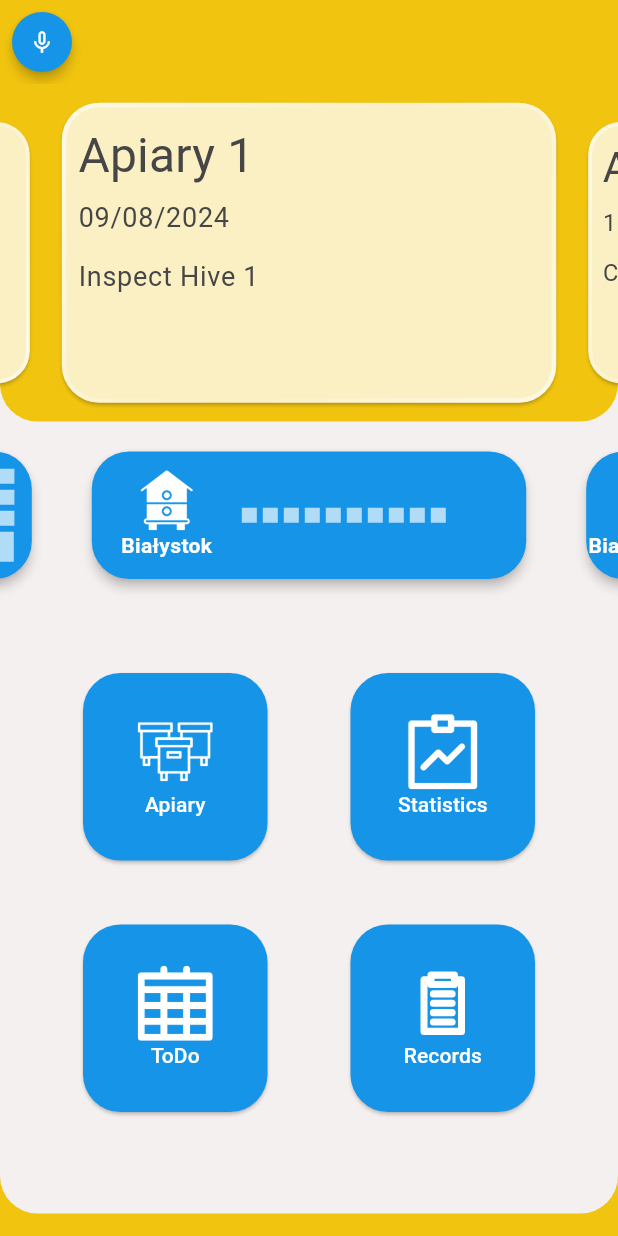
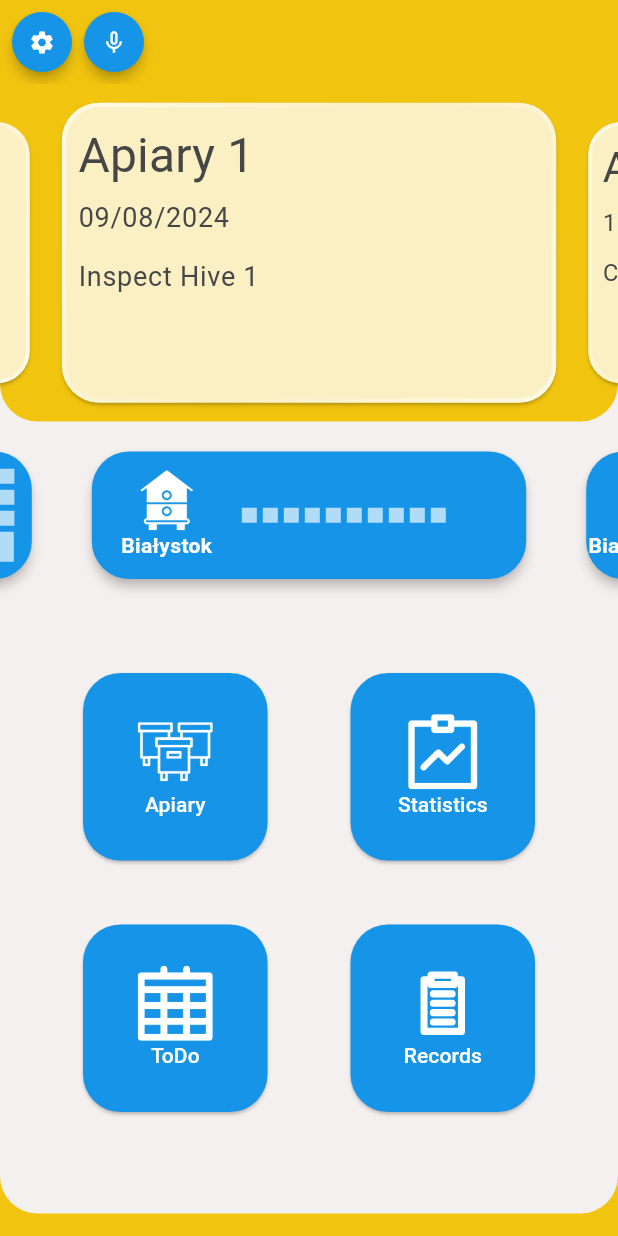
Before and after one commit to Kam-Tom/hive_note, a Flutter app: the screen it shows after launch, on a phone screen of 412 x 824 dp. Run offline on Flutter 3.47's test engine with Material 3 defaults, Android fonts, the light colour scheme and no system bars; drawn by our look-alikes of carousel_slider; our stand-ins replace flutter_svg, google_fonts, gradient_borders.

Commit message:
Add navigation to Dashboard and appBar

```diff
--- a/lib/navigation/presentation/pages/dashboard.dart
+++ b/lib/navigation/presentation/pages/dashboard.dart
@@ -5,6 +5,10 @@ import 'package:hive_note/core/configs/assets/app_vectors.dart';
 import 'package:hive_note/core/configs/theme/app_colors.dart';
 import 'package:hive_note/navigation/models/hive.dart';
 import 'package:hive_note/navigation/models/todo.dart';
+import 'package:hive_note/navigation/presentation/pages/apiary.dart';
+import 'package:hive_note/navigation/presentation/pages/calendar.dart';
+import 'package:hive_note/navigation/presentation/pages/records.dart';
+import 'package:hive_note/navigation/presentation/pages/statistics.dart';
 import 'package:hive_note/navigation/presentation/widgets/inspection_card.dart';
 import 'package:hive_note/navigation/presentation/widgets/menu_button.dart';
 import 'package:hive_note/navigation/presentation/widgets/todo_card.dart';
@@ -109,14 +113,14 @@ class DashboardPage extends StatelessWidget {
           children: [
             _buildMenuButtonRow(
               buttons: [
-                _buildMenuButton(AppVectors.apiary, 'Apiary'),
-                _buildMenuButton(AppVectors.statistics, 'Statistics'),
+                _buildMenuButton(AppVectors.apiary, 'Apiary', const ApiaryPage()),
+                _buildMenuButton(AppVectors.statistics, 'Statistics', const StatisticsPage()),
               ],
             ),
             _buildMenuButtonRow(
               buttons: [
-                _buildMenuButton(AppVectors.calendar, 'ToDo'),
-                _buildMenuButton(AppVectors.note, 'Records'),
+                _buildMenuButton(AppVectors.calendar, 'ToDo', const CalendarPage()),
+                _buildMenuButton(AppVectors.note, 'Records', const RecordsPage()),
               ],
             ),
           ],
@@ -132,11 +136,14 @@ class DashboardPage extends StatelessWidget {
     );
   }
 
-  Widget _buildMenuButton(String asset, String label) {
+  Widget _buildMenuButton(String asset, String label, Widget newPage) {
     return MenuButton(
-      onPressed: () {},
+      newPage: newPage,
       icon: SvgPicture.asset(asset, width: 50),
       text: Text(label),
+
     );
   }
+
+
 }
--- a/lib/navigation/presentation/widgets/menu_button.dart
+++ b/lib/navigation/presentation/widgets/menu_button.dart
@@ -2,17 +2,26 @@ import 'package:flutter/material.dart';
 import 'package:hive_note/core/configs/theme/app_colors.dart';
 
 class MenuButton extends StatelessWidget {
-  final Function onPressed;
+  final Widget newPage;
   final Widget icon;
   final Widget text;
 
-  const MenuButton({super.key, required this.onPressed, required this.icon, required this.text});
-
+  const MenuButton(
+      {super.key,
+      required this.newPage,
+      required this.icon,
+      required this.text});
 
   @override
   Widget build(BuildContext context) {
     return ElevatedButton(
-      onPressed: () {},
+      onPressed: () =>
+      {
+        Navigator.push(
+          context,
+          MaterialPageRoute(builder: (context) => newPage),
+        )
+      },
       style: ElevatedButton.styleFrom(
         backgroundColor: AppColors.secondary,
         foregroundColor: AppColors.white,
@@ -20,10 +29,9 @@ class MenuButton extends StatelessWidget {
           borderRadius: BorderRadius.circular(25),
         ),
       ),
-      child: Container(
+      child: SizedBox(
         width: 75,
         height: 125,
-
         child: Column(
           mainAxisAlignment: MainAxisAlignment.center,
           children: [
@@ -34,5 +42,4 @@ class MenuButton extends StatelessWidget {
       ),
     );
   }
-
 }
--- a/lib/shared/presentation/widgets/custom_app_bar.dart
+++ b/lib/shared/presentation/widgets/custom_app_bar.dart
@@ -1,12 +1,20 @@
 import 'package:flutter/material.dart';
 import 'package:hive_note/core/configs/theme/app_colors.dart';
+import 'package:hive_note/navigation/presentation/pages/settings.dart';
 
-class CustomAppBar extends AppBar {
+class CustomAppBar extends StatelessWidget implements PreferredSizeWidget {
   final bool isRound;
   final bool isFirstScreen;
 
-  CustomAppBar({super.key, this.isRound = true, this.isFirstScreen = false})
-      : super(
+  const CustomAppBar(
+      {super.key, this.isRound = true, this.isFirstScreen = false});
+
+  @override
+  Size get preferredSize => const Size.fromHeight(kToolbarHeight);
+
+  @override
+  Widget build(BuildContext context) {
+    return AppBar(
       backgroundColor: AppColors.primary,
       surfaceTintColor: AppColors.primary,
       shape: isRound
@@ -17,14 +25,25 @@ class CustomAppBar extends AppBar {
             )
           : null,
       titleSpacing: 4,
+      automaticallyImplyLeading: false,
       title: Row(
         mainAxisAlignment: MainAxisAlignment.start,
         children: [
-              if(!isFirstScreen) _buildCustomButton(Icons.arrow_back, () {}),
+          if (!isFirstScreen)
+            _buildCustomButton(Icons.arrow_back, () => Navigator.pop(context)),
+          if (isFirstScreen)
+            _buildCustomButton(
+                Icons.settings,
+                () => Navigator.push(
+                      context,
+                      MaterialPageRoute(
+                          builder: (context) => const SettingsPage()),
+                    )),
           _buildCustomButton(Icons.mic_none, () {}),
         ],
       ),
     );
+  }
 
   static Widget _buildCustomButton(IconData icon, VoidCallback onPressed) {
     return Padding(
@@ -37,7 +56,8 @@ class CustomAppBar extends AppBar {
             padding: EdgeInsets.zero,
             shape: const CircleBorder(),
             backgroundColor: AppColors.secondary,
-              elevation: 3
+            foregroundColor: AppColors.white,
+            elevation: 3,
           ),
           onPressed: onPressed,
           child: Icon(
```
Also changed, not shown: lib/navigation/presentation/pages/apiary.dart (added, +16 -0 lines), lib/navigation/presentation/pages/calendar.dart (added, +16 -0 lines), lib/navigation/presentation/pages/records.dart (added, +21 -0 lines), lib/navigation/presentation/pages/settings.dart (added, +16 -0 lines), lib/navigation/presentation/pages/statistics.dart (added, +16 -0 lines). Lines whose indentation alone changed are shown as unchanged.
